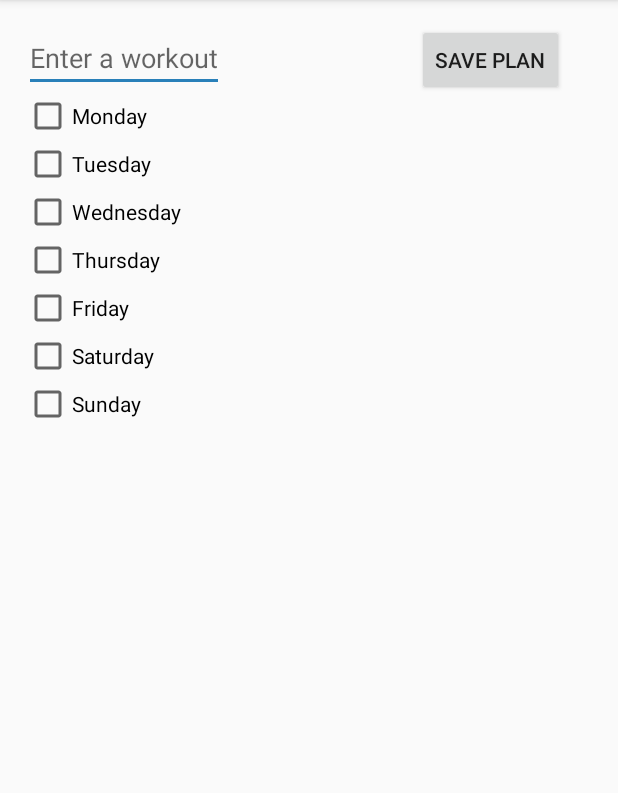
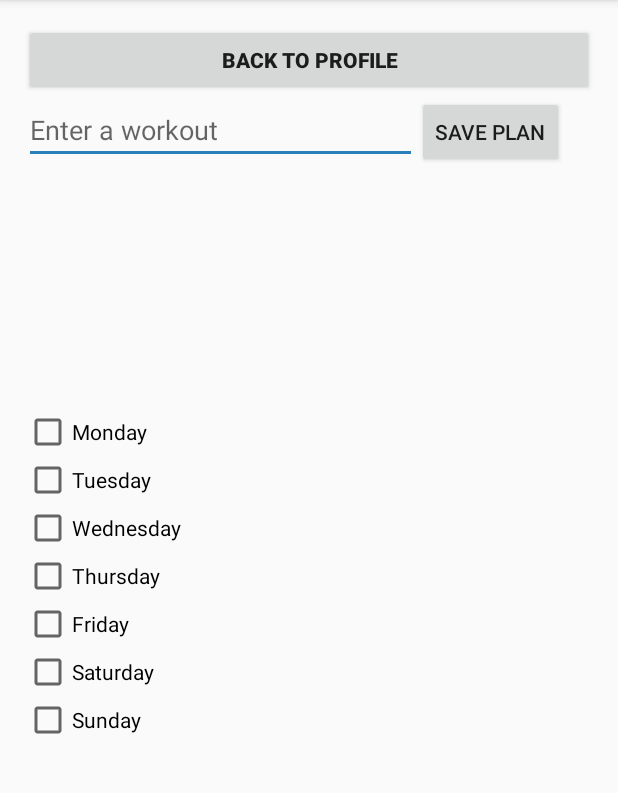
Before and after one commit to sgoldberg1123/HealMePhoney, an Android app: the PlannerActivity screen opened directly, with no data from a screen before it, on a phone screen of 412 x 824 dp, the part 84-877 px from its top. Run offline under Robolectric (Android 15) with nearby library versions, the phone set to English and light mode, and no system bars.

Commit message:
Added pages
Added activites: enter workout results, user profile, calendar.  I changed planner so it will now work, along with strings and manifest.

```diff
--- a/app/src/main/java/uwstout/healmebaby/PlannerActivity.java
+++ b/app/src/main/java/uwstout/healmebaby/PlannerActivity.java
@@ -22,6 +22,49 @@ public class PlannerActivity extends AppCompatActivity {
     protected void onCreate(Bundle savedInstanceState) {
         super.onCreate(savedInstanceState);
         setContentView(R.layout.activity_planner);
+
+    }
+
+    public void onCheckboxClicked(View view) {
+        // Is the view now checked?
+        boolean checked = ((CheckBox) view).isChecked();
+        // Check which checkbox was clicked
+        /**
+         String days;
+         switch(view.getId()) {
+         case R.id.checkbox_monday:
+
+         if (checked)
+         days += "Monday ";
+         break;
+         case R.id.checkbox_tuesday:
+         if (checked)
+         days += "Tuesday ";
+         break;
+         case R.id.checkbox_wednesday:
+
+         if (checked)
+         days += "Wednesday ";
+         break;
+         case R.id.checkbox_thursday:
+         if (checked)
+         days += "Thursday ";
+         break;
+         case R.id.checkbox_friday:
+
+         if (checked)
+         days += "Friday ";
+         break;
+         case R.id.checkbox_saturday:
+         if (checked)
+         days += "Saturday ";
+         break;
+         case R.id.checkbox_sunday:
+
+         if (checked)
+         days += "Sunday ";
+         break;
+         }**/
     }
 
     public void save_Plan(View view) {
@@ -41,6 +84,7 @@ public class PlannerActivity extends AppCompatActivity {
 
         CharSequence toast_Message = "You just added the plan " + workout_plan_done + " on: ";
 
+
         Intent main_Intent = new Intent(this, MainActivity.class);
         startActivity(main_Intent);
 
@@ -52,4 +96,9 @@ public class PlannerActivity extends AppCompatActivity {
         toast.show();
     }
 
+    public void back(View view) {
+        Intent back_Intent = new Intent(this, UserProfile.class);
+        startActivity(back_Intent);
+    }
+
 }
--- a/app/src/main/res/layout/activity_planner.xml
+++ b/app/src/main/res/layout/activity_planner.xml
@@ -10,6 +10,23 @@
     android:paddingTop="@dimen/activity_vertical_margin"
     tools:context="healmebaby.healthapp.PlannerActivity">
 
+
+    <Button
+        android:id="@+id/back_button"
+        android:layout_width="match_parent"
+        android:layout_height="wrap_content"
+        android:onClick="back"
+        android:text="@string/back"
+        android:textStyle="bold"
+        android:layout_alignParentLeft="true"
+        android:layout_alignParentStart="true" />
+
+    <LinearLayout
+        android:layout_width="match_parent"
+        android:layout_height="wrap_content"
+        android:layout_below="@+id/back_button"
+        android:layout_alignParentLeft="true"
+        android:layout_alignParentStart="true">
         <EditText android:id="@+id/edit_plan"
             android:layout_weight="1"
             android:layout_width="wrap_content"
@@ -25,6 +42,18 @@
             android:layout_alignParentTop="true"
             android:layout_alignParentEnd="true"
             android:layout_marginEnd="20dp" />
+    </LinearLayout>
+
+    <RelativeLayout
+        android:layout_width="match_parent"
+        android:layout_height="wrap_content"
+        android:layout_centerVertical="true"
+        android:layout_alignParentLeft="true"
+        android:layout_alignParentStart="true">
+
+
+
+
         <CheckBox android:id="@+id/checkbox_monday"
             android:layout_width="wrap_content"
             android:layout_height="wrap_content"
@@ -67,5 +96,7 @@
             android:onClick="onCheckboxClicked"
             android:text="@string/workout_sunday"
             android:layout_below="@id/checkbox_saturday"/>
+    </RelativeLayout>
+
 
 </RelativeLayout>
```
Also changed, not shown: app/src/main/AndroidManifest.xml (+9 -0 lines), app/src/main/java/uwstout/healmebaby/EnterWorkoutResults.java (added, +45 -0 lines), app/src/main/java/uwstout/healmebaby/UserProfile.java (added, +32 -0 lines), app/src/main/java/uwstout/healmebaby/ViewCalendar.java (added, +20 -0 lines), app/src/main/res/layout/activity_enter_workout_results.xml (added, +57 -0 lines), app/src/main/res/layout/activity_user_profile.xml (added, +45 -0 lines), app/src/main/res/layout/activity_view_calendar.xml (added, +39 -0 lines), app/src/main/res/values/strings.xml (+10 -0 lines). Lines whose indentation alone changed are shown as unchanged.
